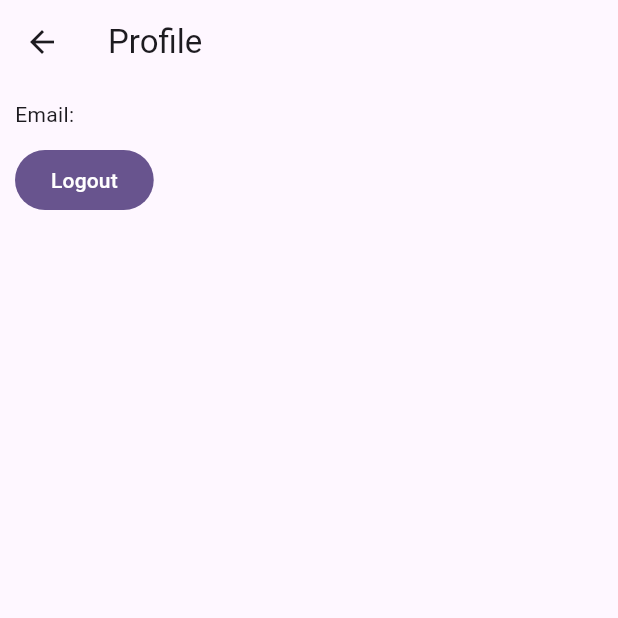
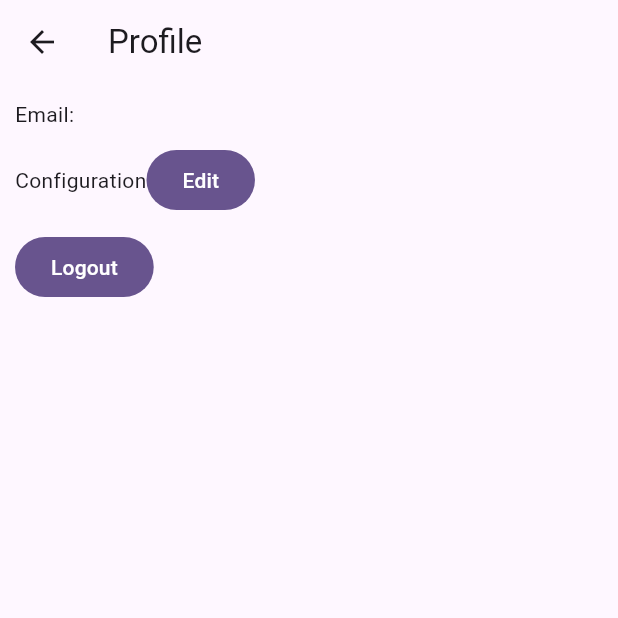
Before and after one commit to chawza/assistant_client, a Flutter app: the ProfilePage screen opened by its route, on a phone screen of 412 x 824 dp, the top half of it. Run offline on Flutter 3.47's test engine with Material 3 defaults, Android fonts, the light colour scheme and no system bars; our stand-ins replace shared_preferences; accounts and stored records are empty.

Commit message:
model config page

```diff
--- a/lib/main.dart
+++ b/lib/main.dart
@@ -1,5 +1,6 @@
 import 'package:assistant_client/pages/auth_page.dart';
 import 'package:assistant_client/pages/home.dart';
+import 'package:assistant_client/pages/model_configuration_page.dart';
 import 'package:assistant_client/pages/profile_page.dart';
 import 'package:flutter/material.dart';
 
@@ -38,6 +39,7 @@ class MyApp extends StatelessWidget {
         '/home': (context) => HomePage(),
         '/auth/login': (context) => AuthPage(),
         '/auth/profile': (context) => ProfilePage(),
+        '/models/configuration': (context) => ModelConfigurationPage(),
       },
     );
   }
--- a/lib/pages/profile_page.dart
+++ b/lib/pages/profile_page.dart
@@ -46,7 +46,22 @@ class _ProfilePageState extends State<ProfilePage> {
             Row(
               mainAxisAlignment: MainAxisAlignment.start,
               children: [
-                FilledButton(onPressed: logoutAttempt, child: Text('Logout')),
+                const Text('Configuration'),
+                FilledButton(
+                  child: const Text('Edit'),
+                  onPressed: () {
+                    Navigator.pushNamed(context, '/models/configuration');
+                  },
+                ),
+              ],
+            ),
+            Row(
+              mainAxisAlignment: MainAxisAlignment.start,
+              children: [
+                FilledButton(
+                  onPressed: logoutAttempt,
+                  child: const Text('Logout'),
+                ),
               ],
             ),
           ],
```
Also changed, not shown: lib/pages/model_configuration_page.dart (added, +51 -0 lines).
